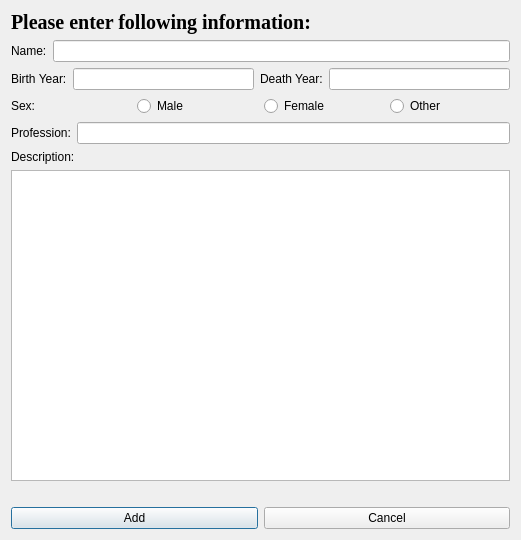
First picture: the form in add_persons.ui, repository HKH515/VLN56, before the edit.
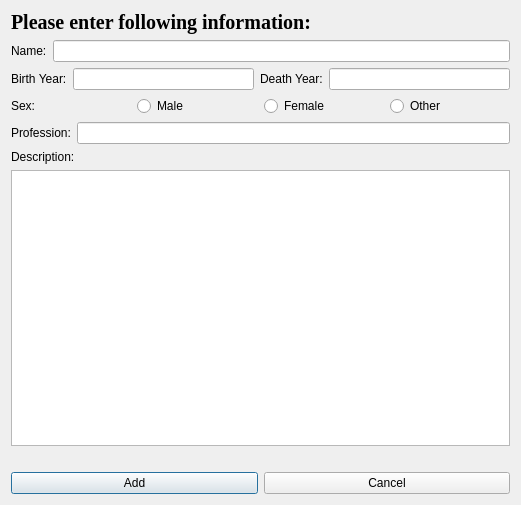
Second picture: the form after the edit.

Commit message: changed built and deathyear

Patch:
```diff
--- a/add_persons.ui
+++ b/add_persons.ui
@@ -7,7 +7,7 @@
     <x>0</x>
     <y>0</y>
     <width>521</width>
-    <height>540</height>
+    <height>505</height>
    </rect>
   </property>
   <property name="windowTitle">
```
The commit also changes 1 other file.
